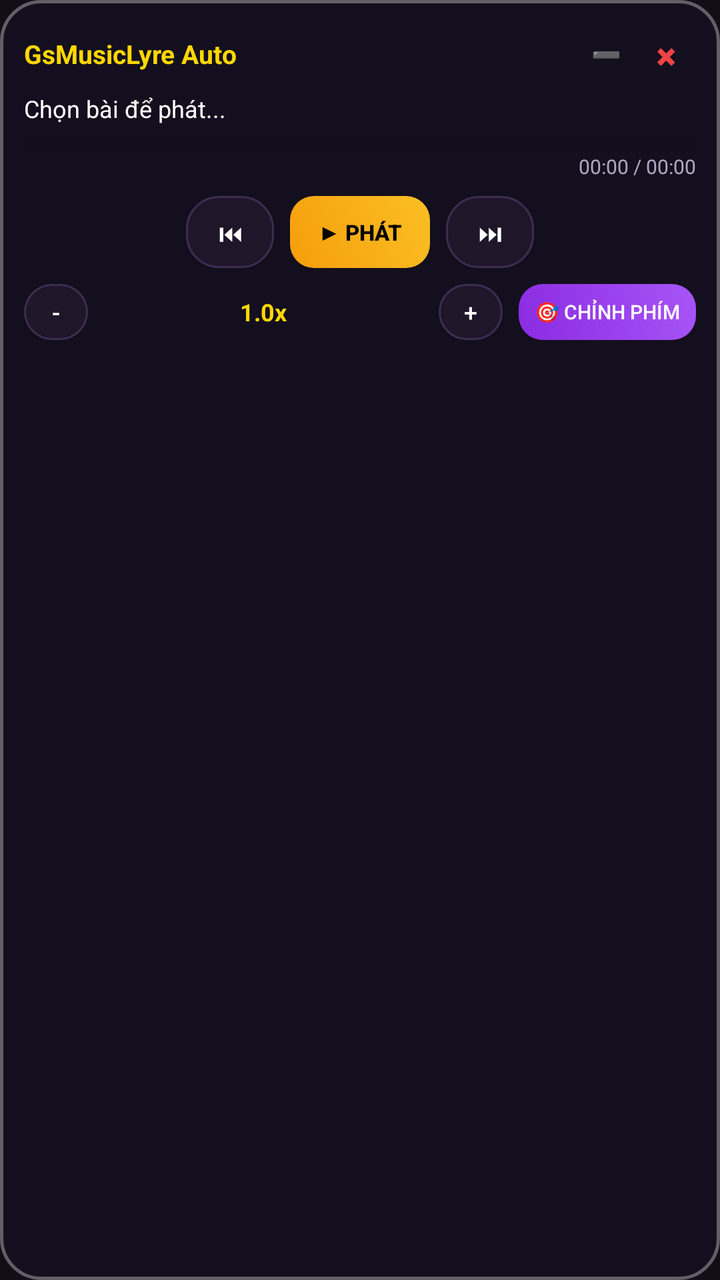
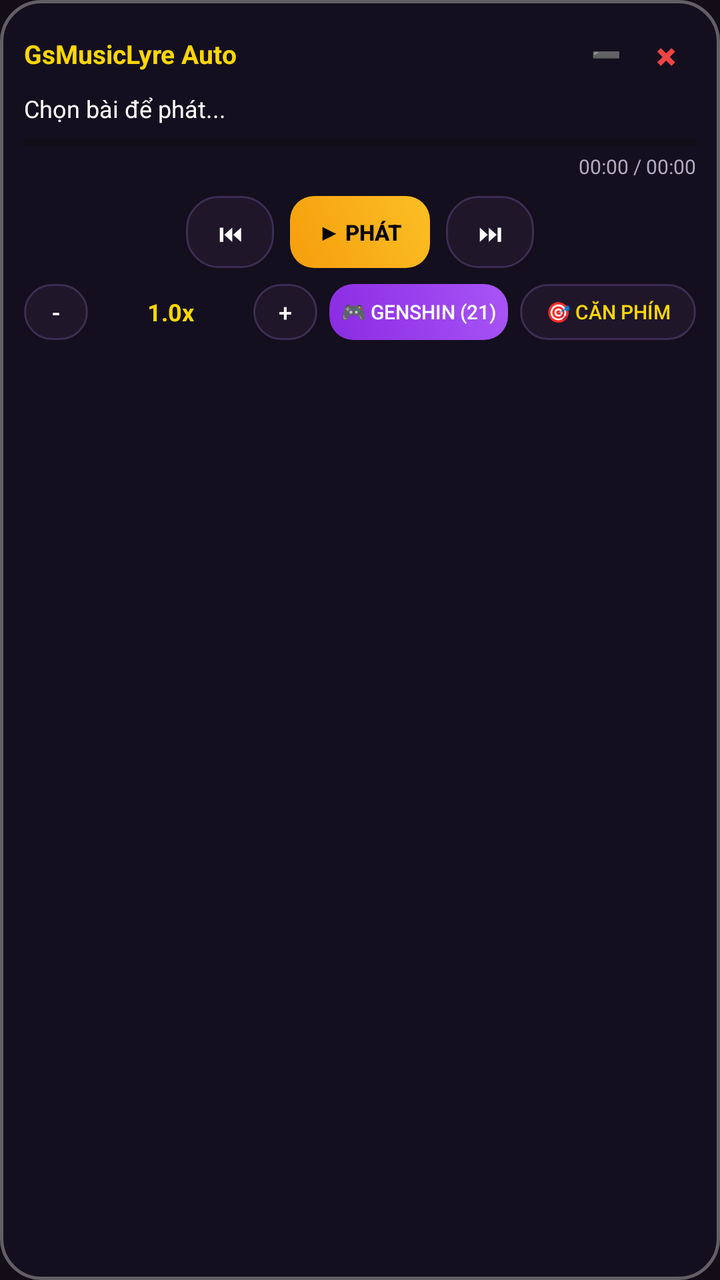

Screens rendered from an Android XML layout before and after an edit, with the pre-edit source and the edit as a unified diff.
<!-- AndroidManifest.xml: application theme Theme.GsMusicLyre -->
<!-- res/layout/layout_floating_controller.xml -->
<?xml version="1.0" encoding="utf-8"?>
<LinearLayout xmlns:android="http://schemas.android.com/apk/res/android"
    android:id="@+id/controller_root"
    android:layout_width="280dp"
    android:layout_height="wrap_content"
    android:background="@drawable/bg_floating_panel"
    android:orientation="vertical"
    android:padding="12dp">

    
    <LinearLayout
        android:id="@+id/header_drag_area"
        android:layout_width="match_parent"
        android:layout_height="wrap_content"
        android:gravity="center_vertical"
        android:orientation="horizontal">

        <TextView
            android:id="@+id/tv_float_title"
            android:layout_width="0dp"
            android:layout_height="wrap_content"
            android:layout_weight="1"
            android:ellipsize="end"
            android:maxLines="1"
            android:text="GsMusicLyre Auto"
            android:textColor="@color/accent_gold"
            android:textSize="13sp"
            android:textStyle="bold" />

        <TextView
            android:id="@+id/btn_float_minimize"
            android:layout_width="30dp"
            android:layout_height="30dp"
            android:gravity="center"
            android:text="➖"
            android:textColor="@color/text_primary"
            android:textSize="12sp" />

        <TextView
            android:id="@+id/btn_float_close"
            android:layout_width="30dp"
            android:layout_height="30dp"
            android:gravity="center"
            android:text="✖"
            android:textColor="@color/accent_red"
            android:textSize="12sp" />
    </LinearLayout>

    
    <TextView
        android:id="@+id/tv_current_song"
        android:layout_width="match_parent"
        android:layout_height="wrap_content"
        android:layout_marginTop="4dp"
        android:layout_marginBottom="6dp"
        android:ellipsize="end"
        android:maxLines="1"
        android:text="Chọn bài để phát..."
        android:textColor="@color/text_primary"
        android:textSize="12sp" />

    
    <ProgressBar
        android:id="@+id/progress_song"
        style="?android:attr/progressBarStyleHorizontal"
        android:layout_width="match_parent"
        android:layout_height="6dp"
        android:progress="0"
        android:progressTint="@color/accent_gold" />

    <TextView
        android:id="@+id/tv_time"
        android:layout_width="match_parent"
        android:layout_height="wrap_content"
        android:layout_marginTop="2dp"
        android:gravity="end"
        android:text="00:00 / 00:00"
        android:textColor="@color/text_secondary"
        android:textSize="10sp" />

    
    <LinearLayout
        android:layout_width="match_parent"
        android:layout_height="wrap_content"
        android:layout_marginTop="8dp"
        android:gravity="center"
        android:orientation="horizontal">

        <Button
            android:id="@+id/btn_prev_song"
            android:layout_width="44dp"
            android:layout_height="36dp"
            android:background="@drawable/bg_card_glass"
            android:text="⏮"
            android:textColor="@color/text_primary"
            android:textSize="12sp" />

        <Button
            android:id="@+id/btn_play_pause"
            android:layout_width="70dp"
            android:layout_height="36dp"
            android:layout_marginStart="8dp"
            android:layout_marginEnd="8dp"
            android:background="@drawable/bg_btn_gold"
            android:text="▶ PHÁT"
            android:textColor="#000000"
            android:textStyle="bold"
            android:textSize="11sp" />

        <Button
            android:id="@+id/btn_next_song"
            android:layout_width="44dp"
            android:layout_height="36dp"
            android:background="@drawable/bg_card_glass"
            android:text="⏭"
            android:textColor="@color/text_primary"
            android:textSize="12sp" />
    </LinearLayout>

    
    <LinearLayout
        android:layout_width="match_parent"
        android:layout_height="wrap_content"
        android:layout_marginTop="8dp"
        android:gravity="center_vertical"
        android:orientation="horizontal">

        <Button
            android:id="@+id/btn_speed_down"
            android:layout_width="32dp"
            android:layout_height="28dp"
            android:background="@drawable/bg_card_glass"
            android:text="-"
            android:textColor="@color/text_primary"
            android:textSize="12sp" />

        <TextView
            android:id="@+id/tv_speed"
            android:layout_width="0dp"
            android:layout_height="wrap_content"
            android:layout_weight="1"
            android:gravity="center"
            android:text="1.0x"
            android:textColor="@color/accent_gold"
            android:textSize="12sp"
            android:textStyle="bold" />

        <Button
            android:id="@+id/btn_speed_up"
            android:layout_width="32dp"
            android:layout_height="28dp"
            android:background="@drawable/bg_card_glass"
            android:text="+"
            android:textColor="@color/text_primary"
            android:textSize="12sp" />

        <Button
            android:id="@+id/btn_open_calibrate"
            android:layout_width="wrap_content"
            android:layout_height="28dp"
            android:layout_marginStart="8dp"
            android:background="@drawable/bg_btn_gradient"
            android:paddingStart="8dp"
            android:paddingEnd="8dp"
            android:text="🎯 Chỉnh Phím"
            android:textColor="@color/text_primary"
            android:textSize="10sp" />
    </LinearLayout>

</LinearLayout>
<!-- resources referenced by this layout -->
<resources>
  <color name="accent_gold">#FFD700</color>
  <color name="accent_red">#EF4444</color>
  <color name="text_primary">#FFFFFF</color>
  <color name="text_secondary">#B3A8C4</color>
  <!-- drawable bg_btn_gold (drawable) -->
  <?xml version="1.0" encoding="utf-8"?>
  <shape xmlns:android="http://schemas.android.com/apk/res/android"
      android:shape="rectangle">
      <corners android:radius="12dp" />
      <gradient
          android:angle="45"
          android:startColor="#F59E0B"
          android:endColor="#FBBF24" />
  </shape>
  <!-- drawable bg_btn_gradient (drawable) -->
  <?xml version="1.0" encoding="utf-8"?>
  <shape xmlns:android="http://schemas.android.com/apk/res/android"
      android:shape="rectangle">
      <corners android:radius="12dp" />
      <gradient
          android:angle="45"
          android:startColor="#8A2BE2"
          android:endColor="#A855F7" />
  </shape>
  <!-- drawable bg_card_glass (drawable) -->
  <?xml version="1.0" encoding="utf-8"?>
  <shape xmlns:android="http://schemas.android.com/apk/res/android"
      android:shape="rectangle">
      <corners android:radius="16dp" />
      <solid android:color="@color/card_dark" />
      <stroke
          android:width="1dp"
          android:color="@color/card_border" />
  </shape>
  <!-- drawable bg_floating_panel (drawable) -->
  <?xml version="1.0" encoding="utf-8"?>
  <shape xmlns:android="http://schemas.android.com/apk/res/android"
      android:shape="rectangle">
      <corners android:radius="20dp" />
      <solid android:color="@color/overlay_bg" />
      <stroke
          android:width="1.5dp"
          android:color="@color/overlay_border" />
  </shape>
  <style name="Theme.GsMusicLyre" parent="Theme.MaterialComponents.DayNight.NoActionBar">
          <item name="colorPrimary">@color/accent_purple</item>
          <item name="colorPrimaryVariant">@color/accent_purple_dark</item>
          <item name="colorOnPrimary">@color/text_primary</item>
          <item name="colorSecondary">@color/accent_gold</item>
          <item name="android:windowBackground">@color/bg_dark</item>
          <item name="android:statusBarColor">@color/bg_dark</item>
          <item name="android:navigationBarColor">@color/bg_dark</item>
      </style>
  <color name="card_dark">#1F162A</color>
  <color name="card_border">#3D2D52</color>
  <color name="overlay_bg">#E6151020</color>
  <color name="overlay_border">#55FFFFFF</color>
  <color name="accent_purple">#A855F7</color>
  <color name="accent_purple_dark">#7E22CE</color>
  <color name="bg_dark">#130D18</color>
</resources>

<!-- the commit's change to res/layout/layout_floating_controller.xml (unified diff, before → after) -->
@@ -155,15 +155,27 @@
             android:textSize="12sp" />
 
         <Button
+            android:id="@+id/btn_toggle_game"
+            android:layout_width="wrap_content"
+            android:layout_height="28dp"
+            android:layout_marginStart="6dp"
+            android:background="@drawable/bg_btn_gradient"
+            android:paddingStart="6dp"
+            android:paddingEnd="6dp"
+            android:text="🎮 Genshin (21)"
+            android:textColor="@color/text_primary"
+            android:textSize="10sp" />
+
+        <Button
             android:id="@+id/btn_open_calibrate"
             android:layout_width="wrap_content"
             android:layout_height="28dp"
-            android:layout_marginStart="8dp"
-            android:background="@drawable/bg_btn_gradient"
-            android:paddingStart="8dp"
-            android:paddingEnd="8dp"
-            android:text="🎯 Chỉnh Phím"
-            android:textColor="@color/text_primary"
+            android:layout_marginStart="6dp"
+            android:background="@drawable/bg_card_glass"
+            android:paddingStart="6dp"
+            android:paddingEnd="6dp"
+            android:text="🎯 Căn Phím"
+            android:textColor="@color/accent_gold"
             android:textSize="10sp" />
     </LinearLayout>
 
